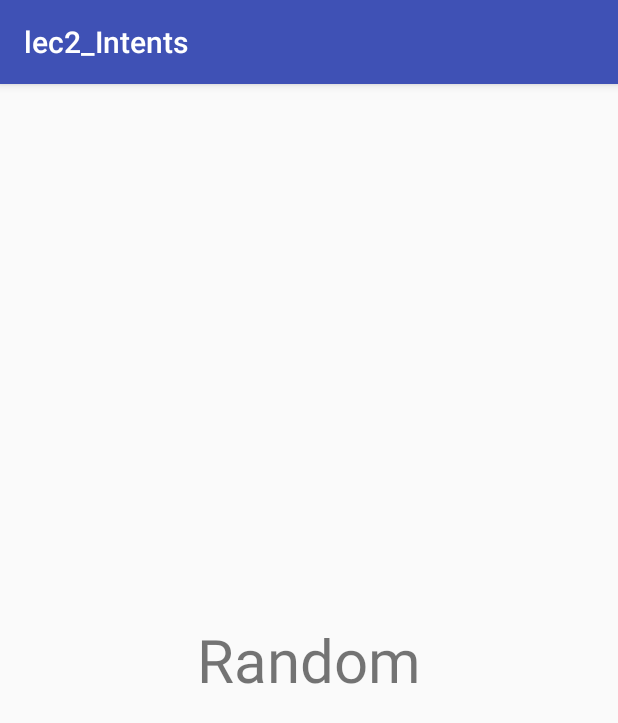
After one commit to avcbcoder/Android-TA-cb.lk-Noida, an Android app: the NewActionActivity screen opened directly, with no data from a screen before it, on a phone screen of 412 x 824 dp. The commit adds this screen. Shown: the top 723 px of the screen. Run offline under Robolectric (Android 15) with nearby library versions, the phone set to English and light mode, and no system bars; 1 statement that could not run was skipped.

Commit message:
added custom action listener

```diff
--- /dev/null
+++ b/lec2_Intents/app/src/main/java/com/av/lec2_intents/NewActionActivity.java
@@ -0,0 +1,31 @@
+package com.av.lec2_intents;
+
+import android.content.Intent;
+import android.net.Uri;
+import android.support.v7.app.AppCompatActivity;
+import android.os.Bundle;
+import android.util.Log;
+import android.widget.TextView;
+
+public class NewActionActivity extends AppCompatActivity {
+    public static final String TAG = "NewActionActivity";
+
+    TextView tv;
+
+    @Override
+    protected void onCreate(Bundle savedInstanceState) {
+        super.onCreate(savedInstanceState);
+        setContentView(R.layout.activity_new_action);
+        Intent i = getIntent();
+        if (i != null) {
+            if (i.getAction().toString().equals("myOwnAction")) {
+                Log.e(TAG, i.getAction().toString());
+                String s = i.getStringExtra("msg");
+                tv = findViewById(R.id.naa_tv);
+                tv.setText(s);
+            } else {
+
+            }
+        }
+    }
+}
--- /dev/null
+++ b/lec2_Intents/app/src/main/res/layout/activity_new_action.xml
@@ -0,0 +1,16 @@
+<?xml version="1.0" encoding="utf-8"?>
+<FrameLayout xmlns:android="http://schemas.android.com/apk/res/android"
+    xmlns:app="http://schemas.android.com/apk/res-auto"
+    xmlns:tools="http://schemas.android.com/tools"
+    android:layout_width="match_parent"
+    android:layout_height="match_parent"
+    tools:context="com.av.lec2_intents.NewActionActivity">
+
+    <TextView
+        android:id="@+id/naa_tv"
+        android:layout_width="wrap_content"
+        android:layout_height="wrap_content"
+        android:layout_gravity="center"
+        android:text="Random"
+        android:textSize="40sp" />
+</FrameLayout>
```
Also changed, not shown: lec2_Intents/app/src/main/AndroidManifest.xml (+9 -0 lines), lec2_Intents/app/src/main/java/com/av/lec2_intents/MainActivity.java (+5 -3 lines).
